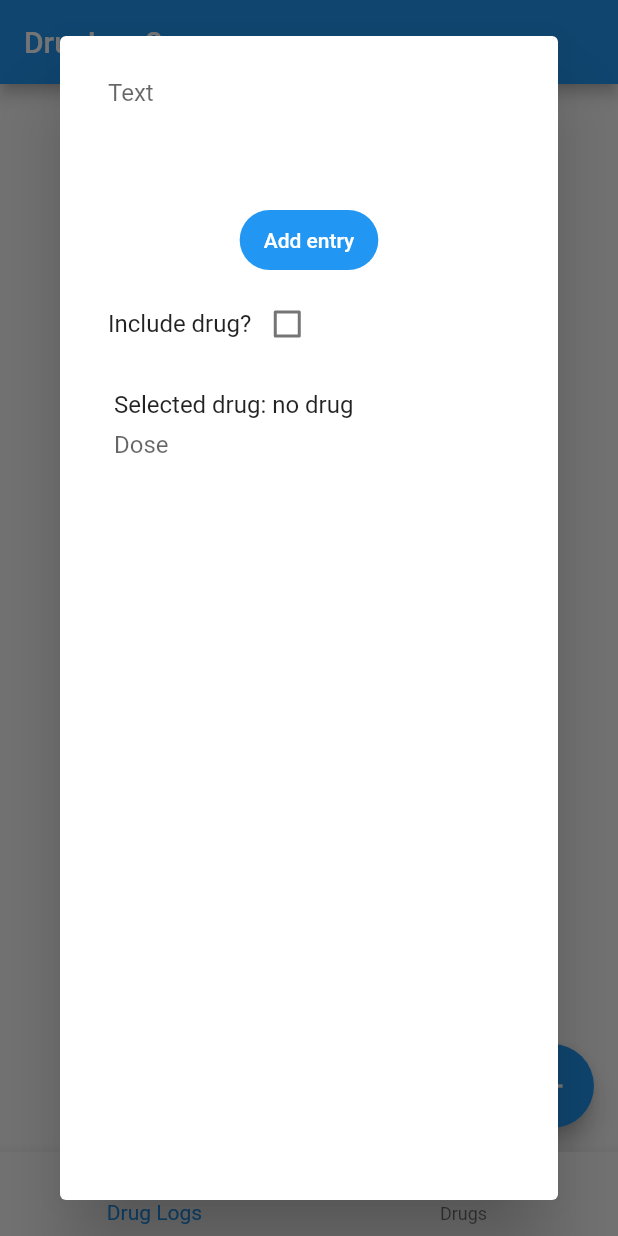
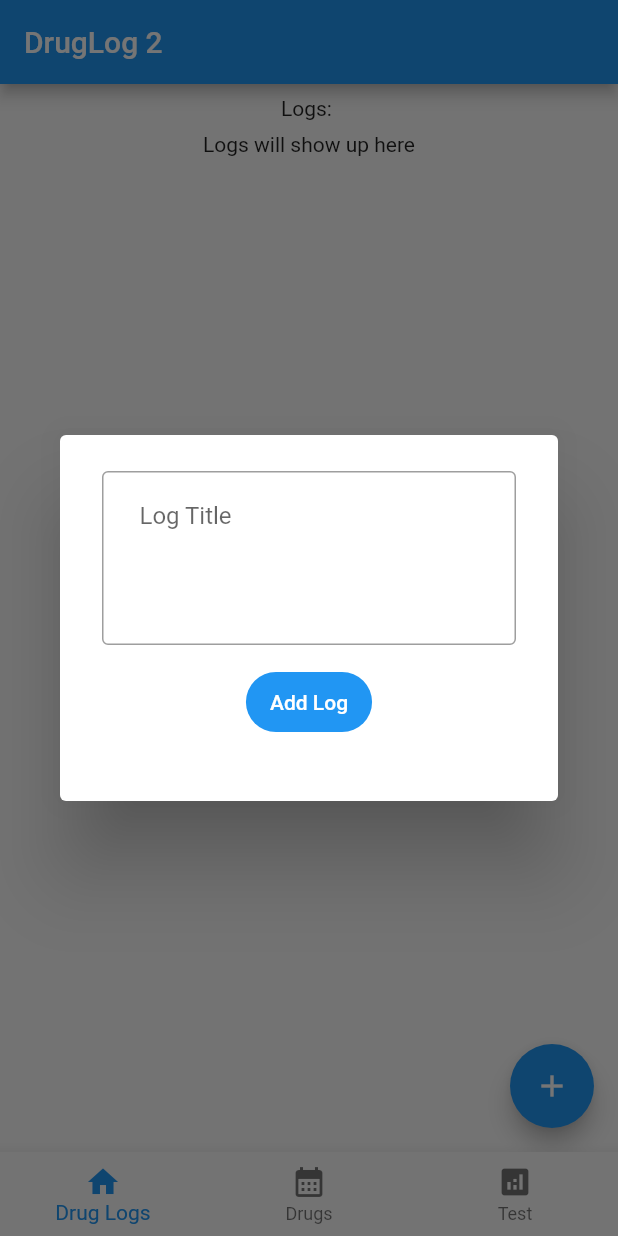
Before and after one commit to SDETechnologies/druglog2, a Flutter app: the screen it shows after launch, after a tap on the "add" icon, on a phone screen of 412 x 824 dp. Run offline on Flutter 3.47's test engine with Material 2 defaults, Android fonts, the phone set to English and light mode, and no system bars; our stand-ins replace sqflite; accounts and stored records are empty.

Commit message:
Added Components for drug logs

```diff
--- /dev/null
+++ b/lib/components/AddDrugLogDialog.dart
@@ -0,0 +1,56 @@
+import 'package:flutter/material.dart';
+import 'package:druglog2/models/DrugLog.dart';
+
+class AddDrugLogDialog extends StatefulWidget {
+  final Function() parentCallback;
+  const AddDrugLogDialog({Key? key, required this.parentCallback})
+      : super(key: key);
+  @override
+  State<AddDrugLogDialog> createState() => _AddDrugLogDialogState();
+}
+
+class _AddDrugLogDialogState extends State<AddDrugLogDialog> {
+  TextEditingController titleController = TextEditingController();
+
+  addDrugLog() async {
+    if (titleController.text == '') {
+      print('Empty title');
+      return;
+    }
+    await DrugLog.insertDrugLog(titleController.text);
+    Navigator.pop(context);
+    widget.parentCallback();
+  }
+
+  @override
+  Widget build(BuildContext context) {
+    return AlertDialog(
+      content: Container(
+        width: 500,
+        height: 200,
+        child: Column(
+          children: <Widget>[
+            Padding(
+              padding: const EdgeInsets.all(4),
+              child: TextField(
+                controller: titleController,
+                maxLines: 4, //or null
+                decoration: InputDecoration(
+                  contentPadding:
+                      EdgeInsets.symmetric(horizontal: 25, vertical: 20),
+                  hintText: "Log Title",
+                  border: OutlineInputBorder(),
+                ),
+              ),
+            ),
+            Padding(
+              padding: const EdgeInsets.all(10),
+              child: FilledButton(
+                  child: Text("Add Log"), onPressed: () => addDrugLog()),
+            ),
+          ],
+        ),
+      ),
+    );
+  }
+}
--- a/lib/components/AddEntryDialog.dart
+++ b/lib/components/AddEntryDialog.dart
@@ -3,8 +3,12 @@ import 'package:druglog2/models/drug.dart';
 import 'package:flutter/cupertino.dart';
 import 'package:flutter/material.dart';
 
+class AddEntryNotification extends Notification {}
+
 class AddEntryDialog extends StatefulWidget {
-  const AddEntryDialog({super.key});
+  final Function() parentCallback;
+  const AddEntryDialog({Key? key, required this.parentCallback})
+      : super(key: key);
 
   @override
   State<AddEntryDialog> createState() => _AddEntryDialogState();
@@ -18,7 +22,8 @@ class _AddEntryDialogState extends State<AddEntryDialog> {
   TextEditingController doseEditingController = TextEditingController();
 
   var selectedDrug;
-  bool includeDrug = false;
+  bool addNote = false;
+  bool addDrug = false;
 
   getLogs() async {
     logs = await Entry.getLogs();
@@ -56,7 +61,9 @@ class _AddEntryDialogState extends State<AddEntryDialog> {
     setState(() {});
     notesEditingController.clear();
     doseEditingController.clear();
+
     Navigator.pop(context);
+    widget.parentCallback();
   }
 
   @override
@@ -66,31 +73,22 @@ class _AddEntryDialogState extends State<AddEntryDialog> {
 
     return AlertDialog(
         content: Container(
-      width: double.maxFinite,
+      // width: double.maxFinite,
       child: Column(
-        // mainAxisSize: MainAxisSize.min,
+        mainAxisSize: MainAxisSize.min,
         children: <Widget>[
-          Padding(
-            padding: const EdgeInsets.all(8.0),
-            child: TextField(
-              controller: notesEditingController,
-              maxLines: 4, //or null
-              decoration: InputDecoration.collapsed(hintText: "Text"),
-            ),
-          ),
-          FilledButton(child: Text("Add entry"), onPressed: () => addEntry()),
           Padding(
             padding: const EdgeInsets.all(8.0),
             child: Row(
               children: [
-                Text("Include drug?"),
+                Text("Add Note?"),
                 Checkbox(
-                    value: includeDrug,
+                    value: addNote,
                     checkColor: Colors.blue,
                     onChanged: (bool? value) {
-                      print("sde include drug ${includeDrug}");
+                      print("sde include drug ${addNote}");
                       setState(() {
-                        includeDrug = value!;
+                        addNote = value!;
                       });
                     }),
               ],
@@ -118,6 +116,7 @@ class _AddEntryDialogState extends State<AddEntryDialog> {
             ),
           ),
           Expanded(
+            // Flexible(
             child: ListView.builder(
               shrinkWrap: true,
               itemCount: drugs.length,
@@ -135,6 +134,21 @@ class _AddEntryDialogState extends State<AddEntryDialog> {
               },
             ),
           ),
+          if (addNote)
+            Padding(
+              padding: const EdgeInsets.all(8.0),
+              child: TextField(
+                controller: notesEditingController,
+                maxLines: 4, //or null
+                decoration: InputDecoration(
+                  contentPadding:
+                      EdgeInsets.symmetric(horizontal: 25, vertical: 200),
+                  hintText: "Note Text",
+                  border: OutlineInputBorder(),
+                ),
+              ),
+            ),
+          FilledButton(child: Text("Add entry"), onPressed: () => addEntry()),
         ],
       ),
     ));
--- a/lib/main.dart
+++ b/lib/main.dart
@@ -1,6 +1,7 @@
 import 'package:druglog2/models/DrugLog.dart';
-import 'package:druglog2/pages/DrugLogPage.dart';
+import 'package:druglog2/pages/Home.dart';
 import 'package:druglog2/pages/DrugPage.dart';
+import 'package:druglog2/testing/TestPage.dart';
 import 'package:flutter/material.dart';
 
 void main() async {
@@ -17,8 +18,9 @@ class Main extends StatefulWidget {
 class _MainState extends State<Main> {
   int _selectedIndex = 0;
   static const List<Widget> _widgetOptions = <Widget>[
-    DrugLogPage(),
+    Home(),
     DrugPage(),
+    TestPage(),
   ];
 
   void _onItemTapped(int index) {
@@ -44,12 +46,16 @@ class _MainState extends State<Main> {
         bottomNavigationBar: BottomNavigationBar(
           items: const <BottomNavigationBarItem>[
             BottomNavigationBarItem(
-              icon: Icon(Icons.calendar_month),
+              icon: Icon(Icons.home),
               label: 'Drug Logs',
             ),
             BottomNavigationBarItem(
-              icon: Icon(Icons.home),
+              icon: Icon(Icons.calendar_month),
               label: 'Drugs',
+            ),
+            BottomNavigationBarItem(
+              icon: Icon(Icons.analytics),
+              label: 'Test',
             ),
           ],
           currentIndex: _selectedIndex,
--- a/lib/models/DrugLog.dart
+++ b/lib/models/DrugLog.dart
@@ -43,12 +43,14 @@ class DrugLog {
   static Future<List<DrugLog>> getDrugLogs() async {
     final db = await DatabaseHelper.getDatabase();
     final List<Map<String, dynamic>> rows = await db.query('drug_logs');
+    print('druglog rows: ${rows}');
 
     return List.generate(rows.length, (i) {
       DrugLog drugLog = DrugLog(
         title: rows[i]['name'],
       );
-      drugLog.id = rows[i]['creationTime'];
+      drugLog.title = rows[i]['title'];
+      drugLog.creationTime = rows[i]['creationTime'];
       drugLog.id = rows[i]['id'];
       return drugLog;
     });
--- a/lib/pages/DrugLogPage.dart
+++ b/lib/pages/DrugLogPage.dart
@@ -1,11 +1,12 @@
+import 'package:flutter/material.dart';
+import 'package:druglog2/models/DrugLog.dart';
 import 'package:druglog2/models/Entry.dart';
 import 'package:druglog2/models/drug.dart';
 import 'package:druglog2/components/AddEntryDialog.dart';
-import 'package:flutter/material.dart';
 
 class DrugLogPage extends StatefulWidget {
-  const DrugLogPage({super.key});
-
+  final DrugLog drugLog;
+  const DrugLogPage({Key? key, required this.drugLog}) : super(key: key);
   @override
   State<DrugLogPage> createState() => _DrugLogPageState();
 }
@@ -21,9 +22,9 @@ class _DrugLogPageState extends State<DrugLogPage> {
 
   getLogs() async {
     logs = await Entry.getLogs();
-
-    print("sde logs ${logs}");
-    setState(() {});
+    setState(() {
+      print("sde logs ${logs}");
+    });
   }
 
   // void setSelectedDrug(dynamic drug) {
@@ -45,13 +46,17 @@ class _DrugLogPageState extends State<DrugLogPage> {
     getDrugs();
 
     return Scaffold(
+      resizeToAvoidBottomInset: false,
       floatingActionButton: FloatingActionButton(
         child: Icon(Icons.add),
         onPressed: () {
           showDialog(
               context: context,
+              // barrierDismissible: true,
               builder: (BuildContext context) {
-                return AddEntryDialog();
+                return AddEntryDialog(parentCallback: () {
+                  setState(() {});
+                });
               });
         },
       ),
--- /dev/null
+++ b/lib/pages/Home.dart
@@ -0,0 +1,89 @@
+import 'package:druglog2/models/DrugLog.dart';
+import 'package:druglog2/components/AddDrugLogDialog.dart';
+import 'package:druglog2/components/DrugLogListView.dart';
+import 'package:flutter/material.dart';
+import 'package:druglog2/components/DrugLogButton.dart';
+
+class Home extends StatefulWidget {
+  const Home({super.key});
+
+  @override
+  State<Home> createState() => _DrugLogsPageState();
+}
+
+class _DrugLogsPageState extends State<Home> {
+  List<DrugLog> drugLogs = [];
+  bool loading = true;
+
+  TextEditingController notesEditingController = TextEditingController();
+  TextEditingController doseEditingController = TextEditingController();
+
+  getDrugLogs() async {
+    drugLogs = await DrugLog.getDrugLogs();
+    loading = false;
+    // setState(() {});
+  }
+
+  @override
+  Widget build(BuildContext context) {
+    // getDrugLogs();
+    WidgetsBinding.instance!
+        .addPostFrameCallback((_) async => await getDrugLogs());
+
+    return Scaffold(
+      resizeToAvoidBottomInset: false,
+      floatingActionButton: FloatingActionButton(
+        child: Icon(Icons.add),
+        onPressed: () {
+          showDialog(
+              context: context,
+              // barrierDismissible: true,
+              builder: (BuildContext context) {
+                return AddDrugLogDialog(parentCallback: () {
+                  getDrugLogs();
+                  setState(() {});
+                });
+              });
+        },
+      ),
+      body: Column(
+        children: <Widget>[
+          Padding(
+            padding: const EdgeInsets.all(8),
+            child: Text('Logs: '),
+          ),
+          // Padding(
+          //   padding: const EdgeInsets.all(4),
+          //   child: Container(
+          //     child: (drugLogs.length != 0)
+          //         ? DrugLogListView(drugLogList: drugLogs)
+          //         : Text('No current logs'),
+          //   ),
+          // ),
+          FutureBuilder<List<DrugLog>>(
+              future: DrugLog.getDrugLogs(),
+              builder: (BuildContext context,
+                  AsyncSnapshot<List<DrugLog>> snapshot) {
+                if (!snapshot.hasData) {
+                  return Text('Loading...');
+                }
+                return snapshot.data!.isEmpty
+                    ? Center(child: Text("Logs will show up here"))
+                    : ListView.builder(
+                        shrinkWrap: true,
+                        itemCount: snapshot.data!.length,
+                        itemBuilder: (context, index) {
+                          DrugLog tempLog = snapshot.data![index];
+                          return Padding(
+                            padding: const EdgeInsets.all(8),
+                            child: Container(
+                                child: DrugLogButton(drugLog: tempLog)),
+                          );
+                        },
+                      );
+              })
+        ],
+      ),
+    );
+  }
+}
--- a/lib/testing/TestPage.dart
+++ b/lib/testing/TestPage.dart
@@ -1,6 +1,9 @@
 import 'package:flutter/material.dart';
 import 'package:druglog2/models/DrugLog.dart';
+import 'package:druglog2/models/Drug.dart';
 import 'package:druglog2/components/DrugLogPreview.dart';
+import 'package:druglog2/components/DrugButton.dart';
+import 'package:druglog2/components/RoaDropdown.dart';
 
 class TestPage extends StatefulWidget {
   const TestPage({super.key});
@@ -12,8 +15,12 @@ class TestPage extends StatefulWidget {
 class _TestPageState extends State<TestPage> {
   // List<DrugLog> drugLogs = [];
 
-  static DrugLog testDrugLog1 = DrugLog(title: 'test drug 1');
-  static DrugLog testDrugLog2 = DrugLog(title: 'test drug 2');
+  var state = {'selected_roa': null};
+  String selectedRoa = '';
+
+  static Drug testDrug1 = Drug(name: 'amphetamine');
+  static DrugLog testDrugLog1 = DrugLog(title: 'test drug log 1');
+  static DrugLog testDrugLog2 = DrugLog(title: 'test drug log 2');
   // drugLogs.add(1,testDrugLog1);
   List<DrugLog> drugLogs = <DrugLog>[testDrugLog1, testDrugLog2];
   // drugLogs.insert(testDrugLog);
@@ -22,6 +29,12 @@ class _TestPageState extends State<TestPage> {
     await DrugLog.insertDrugLog('test');
     drugLogs = await DrugLog.getDrugLogs();
 
+    setState(() {});
+  }
+
+  getSelectedRoa(String roa) {
+    print('getSelectedRoa() in parent');
+    selectedRoa = roa;
     setState(() {});
   }
 
@@ -71,6 +84,11 @@ class _TestPageState extends State<TestPage> {
           padding: const EdgeInsets.all(20.0),
           child: DrugLogPreview(drugLog: testDrugLog2),
         ),
+        DrugButton(drug: testDrug1),
+        RoaDropdown(parentCallback: (roa) {
+          getSelectedRoa(roa);
+        }),
+        Text('Selected Roa: ${selectedRoa}'),
       ]),
     );
   }
```
Also changed, not shown: lib/components/DrugButton.dart (added, +23 -0 lines), lib/components/DrugLogButton.dart (added, +26 -0 lines), lib/components/DrugLogListView.dart (added, +47 -0 lines), lib/components/DrugLogPreview.dart (+14 -8 lines), lib/components/RoaDropdown.dart (added, +50 -0 lines).
